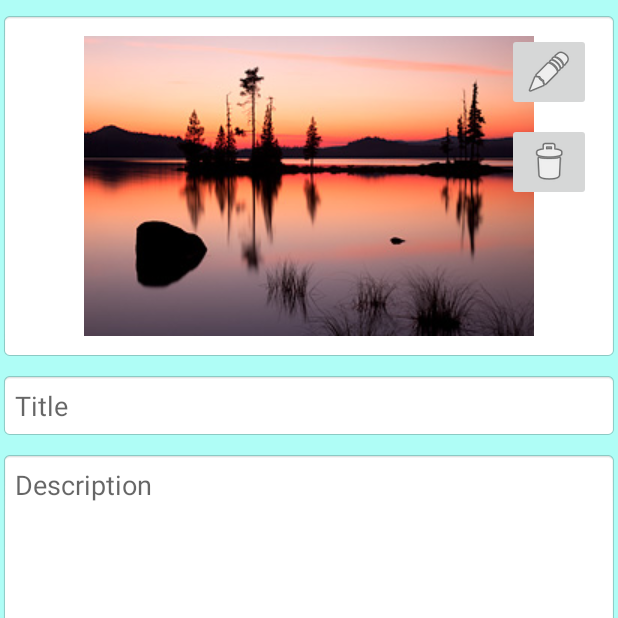
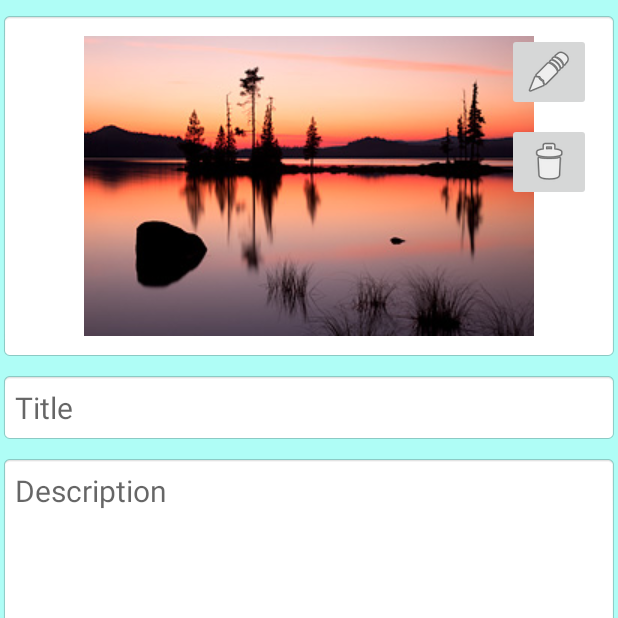
Before and after one commit to ermakovaDev/HandBook_v01, an Android app: the EditActivity screen opened directly, with no data from a screen before it, after a tap on an icon or button, on a phone screen of 412 x 824 dp, the top half of it. Run offline under Robolectric (Android 15) with nearby library versions, the phone set to English and light mode, and no system bars; pictures from the network do not load; 2 other taps on this screen came first.

```diff
--- a/app/src/main/java/me/chronick/sqlite_17_n/EditActivity.kt
+++ b/app/src/main/java/me/chronick/sqlite_17_n/EditActivity.kt
@@ -39,8 +39,6 @@ class EditActivity : AppCompatActivity() {
         binding.ibtnEditImage.setOnClickListener {
             val intent = Intent(Intent.ACTION_OPEN_DOCUMENT) // постоянная ссылка
             intent.type = "image/*"
-            intent.flags =
-                Intent.FLAG_GRANT_READ_URI_PERMISSION // разрешение на чтение ссылки - не будет временной
             startActivityForResult(intent, imageRequestCode)
         }
 
@@ -60,6 +58,7 @@ class EditActivity : AppCompatActivity() {
         if (resultCode == Activity.RESULT_OK && requestCode == imageRequestCode) {
             binding.ivPicture.setImageURI(data?.data)
             tempImageUri = data?.data.toString()
+            contentResolver.takePersistableUriPermission(data?.data!!, Intent.FLAG_GRANT_READ_URI_PERMISSION)
         }
     }
 
--- a/app/src/main/java/me/chronick/sqlite_17_n/db/ListItem.kt
+++ b/app/src/main/java/me/chronick/sqlite_17_n/db/ListItem.kt
@@ -1,6 +1,7 @@
 package me.chronick.sqlite_17_n.db
 
 class ListItem {
+    var id = 0
     var title ="empty"
     var desc = "empty"
     var uri = "empty"
--- a/app/src/main/res/layout/activity_main.xml
+++ b/app/src/main/res/layout/activity_main.xml
@@ -12,6 +12,7 @@
         android:layout_width="0dp"
         android:layout_height="0dp"
         android:background="#AFFDF6"
+        android:scrollbarSize="10dp"
         android:scrollbars="vertical"
         app:layout_constraintBottom_toBottomOf="parent"
         app:layout_constraintEnd_toEndOf="parent"
--- a/app/src/main/res/layout/edit_activity.xml
+++ b/app/src/main/res/layout/edit_activity.xml
@@ -22,6 +22,7 @@
         android:paddingTop="10dp"
         android:paddingRight="10dp"
         android:paddingBottom="10dp"
+        android:textSize="20sp"
         app:layout_constraintEnd_toEndOf="parent"
         app:layout_constraintStart_toStartOf="parent"
         app:layout_constraintTop_toBottomOf="@+id/clMyImageLayout" />
@@ -40,6 +41,10 @@
         android:paddingTop="10dp"
         android:paddingRight="10dp"
         android:paddingBottom="10dp"
+        android:scrollbarSize="10dp"
+        android:scrollbars="vertical"
+        android:textSize="20sp"
+        android:verticalScrollbarPosition="right"
         app:layout_constraintBottom_toBottomOf="parent"
         app:layout_constraintEnd_toEndOf="parent"
         app:layout_constraintStart_toStartOf="@+id/etTitle"
--- a/app/src/main/res/layout/rc_item.xml
+++ b/app/src/main/res/layout/rc_item.xml
@@ -3,7 +3,9 @@
     xmlns:app="http://schemas.android.com/apk/res-auto"
     xmlns:tools="http://schemas.android.com/tools"
     android:layout_width="match_parent"
-    android:layout_height="wrap_content">
+    android:layout_height="wrap_content"
+    android:layout_margin="5dp"
+    android:background="@color/teal_200">
 
     <TextView
         android:id="@+id/tvTitle"
@@ -13,6 +15,7 @@
         android:layout_marginTop="16dp"
         android:layout_marginBottom="16dp"
         android:text="TextView"
+        android:textSize="20sp"
         app:layout_constraintBottom_toBottomOf="parent"
         app:layout_constraintEnd_toEndOf="parent"
         app:layout_constraintHorizontal_bias="0.0"
```
Also changed, not shown: app/src/main/java/me/chronick/sqlite_17_n/MainActivity.kt (+21 -0 lines), app/src/main/java/me/chronick/sqlite_17_n/db/MyAdapter.kt (+8 -0 lines), app/src/main/java/me/chronick/sqlite_17_n/db/MyDBManager.kt (+10 -0 lines).
